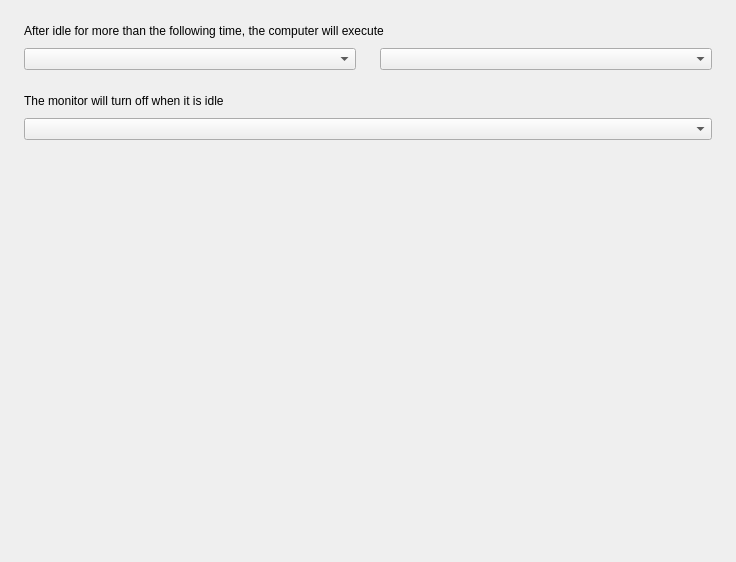
The window that plugins/power/src/pages/power-settings/power-settings-page.ui (openeuler-mirror/kiran-control-panel) describes before a commit, drawn with Qt 5.
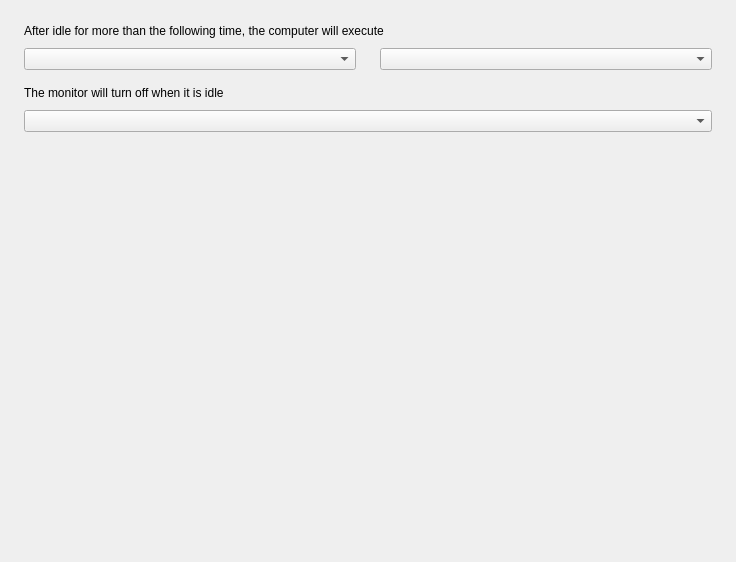
The same window after the commit.

The edit to the form file:
```diff
--- a/plugins/power/src/pages/power-settings/power-settings-page.ui
+++ b/plugins/power/src/pages/power-settings/power-settings-page.ui
@@ -76,7 +76,7 @@
       <number>0</number>
      </property>
      <property name="topMargin">
-      <number>24</number>
+      <number>16</number>
      </property>
      <item>
       <widget class="QLabel" name="label_2">
```
